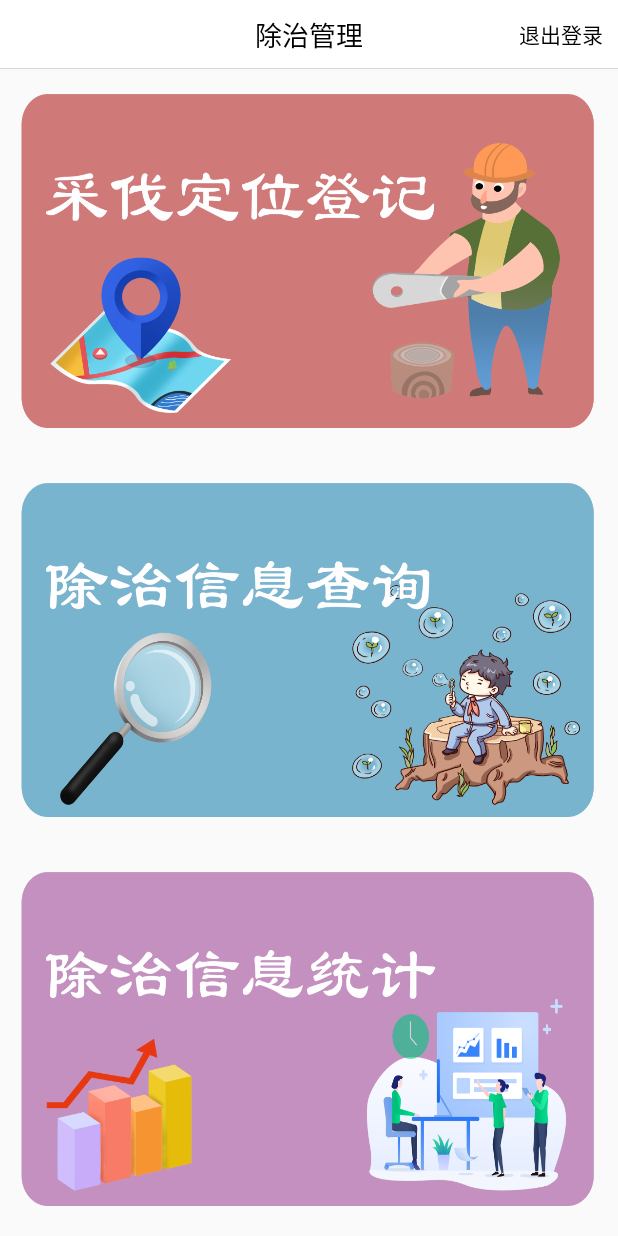
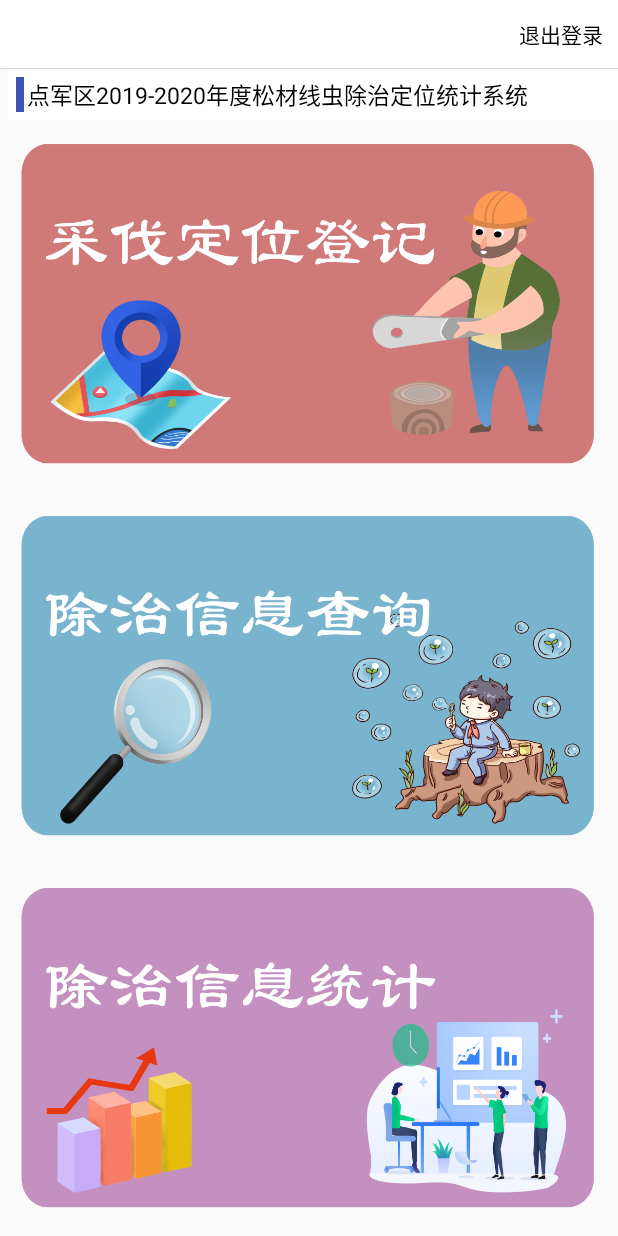
Before and after one commit to yulu1121/FarmProject, an Android app: the MainCateActivity screen opened directly, with no data from a screen before it, on a phone screen of 412 x 824 dp. Run offline under Robolectric (Android 15) with nearby library versions, the phone set to English and light mode, and no system bars; libraries missing offline, so code that uses them is left out: com.baidu.mapapi, com.karumi.dexter, com.tencent.bugly, retrofit2.adapter.rxjava; network calls fail; pictures from the network do not load; 2 statements that could not run were skipped.

Commit message:
this is 20191125 change  fix

```diff
--- a/app/src/main/java/com/anshi/farmproject/base/BaseApplication.java
+++ b/app/src/main/java/com/anshi/farmproject/base/BaseApplication.java
@@ -10,6 +10,7 @@ import com.anshi.farmproject.utils.Constants;
 import com.anshi.farmproject.utils.cookie.OkHttpUtils;
 import com.baidu.mapapi.CoordType;
 import com.baidu.mapapi.SDKInitializer;
+import com.tencent.bugly.Bugly;
 
 import retrofit2.Retrofit;
 import retrofit2.adapter.rxjava.RxJavaCallAdapterFactory;
@@ -38,6 +39,7 @@ public class BaseApplication extends Application {
         //自4.3.0起，百度地图SDK所有接口均支持百度坐标和国测局坐标，用此方法设置您使用的坐标类型.
         //包括BD09LL和GCJ02两种坐标，默认是BD09LL坐标。
         SDKInitializer.setCoordType(CoordType.BD09LL);
+        Bugly.init(getApplicationContext(), "c3f8fadd35", true);
         setDatabase();
     }
     /**
--- a/app/src/main/java/com/anshi/farmproject/utils/SDCardUtil.java
+++ b/app/src/main/java/com/anshi/farmproject/utils/SDCardUtil.java
@@ -52,7 +52,7 @@ public class SDCardUtil {
 		File file = new File(imageUrl);
 		try {
 			FileOutputStream out = new FileOutputStream(file);
-			if (bitmap.compress(Bitmap.CompressFormat.JPEG, 90, out)) {
+			if (bitmap.compress(Bitmap.CompressFormat.JPEG, 100, out)) {
 				out.flush();
 				out.close();
 			}
--- a/app/src/main/java/com/anshi/farmproject/view/login/LoginActivity.java
+++ b/app/src/main/java/com/anshi/farmproject/view/login/LoginActivity.java
@@ -114,6 +114,7 @@ public class LoginActivity extends BaseActivity {
                                     SharedPreferenceUtils.saveString(mContext,"deptName",loginEntry.getData().getDept().getDeptName());
                                     SharedPreferenceUtils.saveString(mContext,"townName",loginEntry.getData().getTownName());
                                     SharedPreferenceUtils.saveString(mContext,"type",loginEntry.getData().getDept().getType());
+                                    SharedPreferenceUtils.saveString(mContext,"orderNum",loginEntry.getData().getDept().getOrderNum());
                                     SharedPreferenceUtils.saveInt(mContext,"townId",loginEntry.getData().getTownId());
                                     SharedPreferenceUtils.saveString(mContext,"villageName",loginEntry.getData().getVillageName());
                                     new Handler().postDelayed(new Runnable() {
--- a/app/src/main/java/com/anshi/farmproject/view/main/MainCateActivity.java
+++ b/app/src/main/java/com/anshi/farmproject/view/main/MainCateActivity.java
@@ -47,7 +47,7 @@ public class MainCateActivity extends BaseActivity implements View.OnClickListen
     private void initView() {
         TextView titleTv = findViewById(R.id.title_tv);
         findViewById(R.id.back_layout).setVisibility(View.GONE);
-        titleTv.setText("除治管理");
+        titleTv.setText("");
         TextView outLoginTv = findViewById(R.id.publish_tv);
         outLoginTv.setText("退出登录");
         outLoginTv.setOnClickListener(this);
--- a/app/src/main/java/com/anshi/farmproject/view/notupload/NotUploadActivity.java
+++ b/app/src/main/java/com/anshi/farmproject/view/notupload/NotUploadActivity.java
@@ -84,7 +84,9 @@ public class NotUploadActivity extends BaseActivity {
         CanLoadEntry canLoadEntry = new CanLoadEntry();
         canLoadEntry.setRealNumber(uploadLocationEntry.getRealNumber());//编号
         canLoadEntry.setUploadNumber(uploadLocationEntry.getUploadNumber());//采伐序号
-        canLoadEntry.setAddressName(uploadLocationEntry.getAddressName());//小地名
+        if (!TextUtils.isEmpty(uploadLocationEntry.getAddressName())){
+            canLoadEntry.setAddressName(uploadLocationEntry.getAddressName());//小地名
+        }
         canLoadEntry.setAroundIvPath(uploadLocationEntry.getAroundIvPath());//全景照片
         canLoadEntry.setNumberIvPath(uploadLocationEntry.getNumberIvPath());//编号照片
         canLoadEntry.setDealTime(uploadLocationEntry.getDealTime());//时间
--- a/app/src/main/java/com/anshi/farmproject/view/query/QueryDetailActivity.java
+++ b/app/src/main/java/com/anshi/farmproject/view/query/QueryDetailActivity.java
@@ -124,7 +124,9 @@ public class QueryDetailActivity extends BaseActivity implements View.OnClickLis
         mVillageTv.setText(uploadLocationEntry.getVillageName());
         mNameTv.setText(uploadLocationEntry.getZhiwuName());
         mGroupTv.setText(String.valueOf(uploadLocationEntry.getGroupNumber()));
-        mAddressTv.setText(uploadLocationEntry.getAddressName());
+        if (!TextUtils.isEmpty(uploadLocationEntry.getAddressName())){
+            mAddressTv.setText(uploadLocationEntry.getAddressName());
+        }
         mLatTv.setText(String.valueOf(uploadLocationEntry.getLatitude()));
         mLonTv.setText(String.valueOf(uploadLocationEntry.getLongtitude()));
         mRealGroupTv.setText(String.valueOf(uploadLocationEntry.getUploadNumber()));
--- a/app/src/main/res/layout/activity_main_cate.xml
+++ b/app/src/main/res/layout/activity_main_cate.xml
@@ -1,10 +1,34 @@
 <?xml version="1.0" encoding="utf-8"?>
 <LinearLayout xmlns:android="http://schemas.android.com/apk/res/android"
-    android:orientation="vertical" android:layout_width="match_parent"
+    xmlns:tools="http://schemas.android.com/tools"
+    android:orientation="vertical"
+    android:layout_width="match_parent"
     android:layout_height="match_parent"
-    android:fitsSystemWindows="true"
-    >
+    android:fitsSystemWindows="true">
     <include layout="@layout/common_toolbar_layout"/>
+    <LinearLayout
+        android:layout_width="match_parent"
+        android:layout_height="wrap_content"
+        android:orientation="horizontal"
+        android:background="@color/white"
+        android:padding="5dp"
+        android:layout_marginStart="5dp"
+        tools:ignore="UselessParent">
+        <View
+            android:layout_width="5dp"
+            android:layout_height="match_parent"
+            android:background="@color/colorPrimary"
+            />
+        <TextView
+            android:layout_width="match_parent"
+            android:layout_height="wrap_content"
+            android:text="点军区2019-2020年度松材线虫除治定位统计系统"
+            android:textSize="@dimen/medium_txt"
+            android:textColor="@color/black"
+            android:paddingStart="2dp"
+            android:paddingEnd="0dp"
+            />
+    </LinearLayout>
     <TextView
         android:layout_width="wrap_content"
         android:layout_height="wrap_content"
--- a/app/src/main/res/values/strings.xml
+++ b/app/src/main/res/values/strings.xml
@@ -5,7 +5,7 @@
     <string name="village">&#12288;&#12288;&#12288;村</string>
     <string name="group">&#12288;&#12288;&#12288;组</string>
     <string name="please_input_group_number">请输入组(数字即可)</string>
-    <string name="little_address">&#12288;小地名</string>
+    <string name="little_address">小&#160;&#160;&#160;&#160;地&#160;&#160;&#160;&#160;名</string>
     <string name="limi">厘米</string>
     <string name="please_input_radius">请输入伐桩地径</string>
     <string name="radius">伐桩地径</string>
```
Also changed, not shown: app/build.gradle (+8 -0 lines), app/src/main/AndroidManifest.xml (+17 -0 lines), app/src/main/java/com/anshi/farmproject/utils/BitmapUtils.java (+122 -0 lines), app/src/main/java/com/anshi/farmproject/utils/BuglyFileProvider.java (added, +12 -0 lines), app/src/main/java/com/anshi/farmproject/view/location/LocationActivity.java (+27 -20 lines), app/src/main/res/drawable/blue_bottom_line.xml (added, +19 -0 lines), app/src/main/res/layout/common_location.xml (+12 -32 lines), app/src/main/res/layout/common_normal.xml (+22 -0 lines), app/src/main/res/xml/provider_paths.xml (added, +7 -0 lines), app/src/main/res/drawable-xxhdpi/pg_must.png (added).
